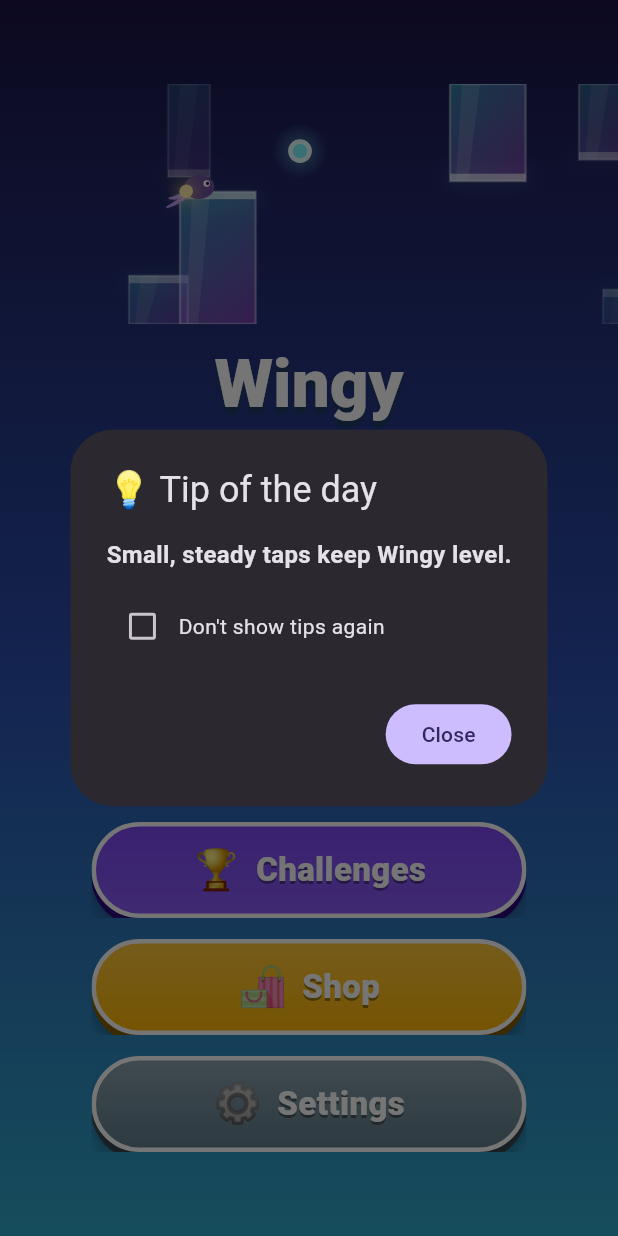
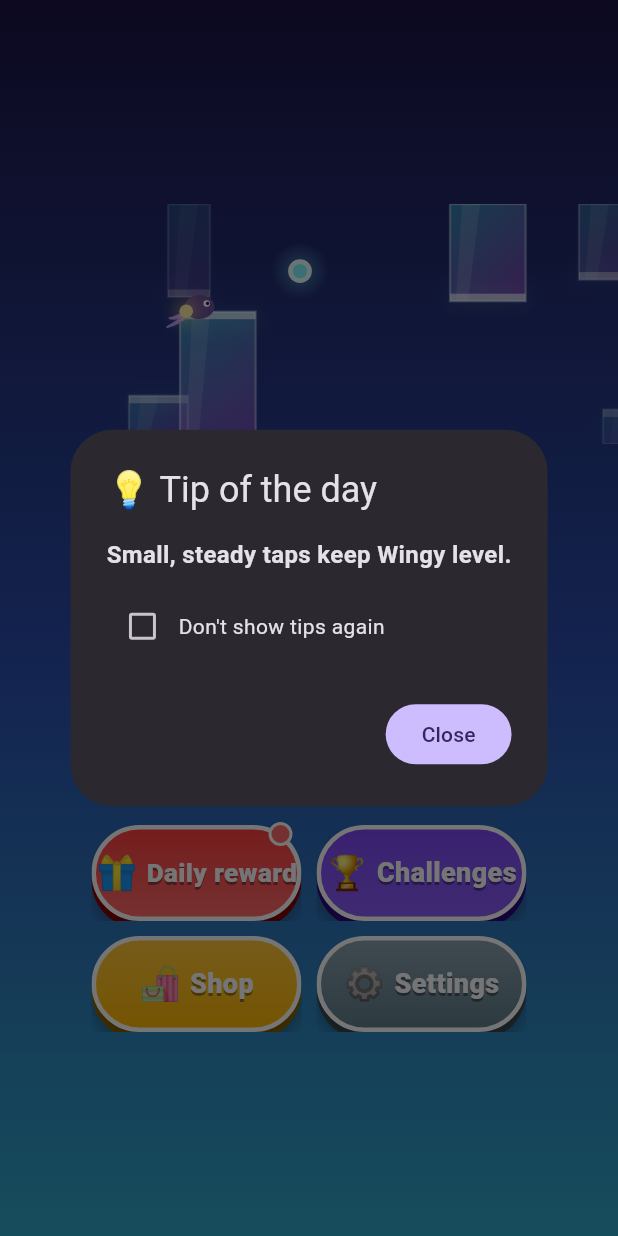
Before and after one commit to ya-spark/game-wingy, a Flutter app: the screen it shows after launch, on a phone screen of 412 x 824 dp. Run offline on Flutter 3.47's test engine with Material 3 defaults, Android fonts, the phone set to English and light mode, and no system bars; our stand-ins replace audioplayers, flutter_local_notifications, flutter_timezone, google_mobile_ads, in_app_purchase, share_plus and 3 more; missing offline and left inert: flame, games_services; statements that could not run were skipped.

Commit message:
Home fits without scrolling: 2 x 2 button grid, flexible hero, spec and tests
Co-Authored-By: Claude Sonnet 5.5 <noreply@anthropic.com>

```diff
--- a/lib/ui/home_hero.dart
+++ b/lib/ui/home_hero.dart
@@ -18,10 +18,14 @@ import 'test_ids.dart';
 /// One ticker drives one painter. It stops while the home route is covered or the app is in the
 /// background, and with Reduce motion on it shows one still frame.
 class HomeHero extends StatefulWidget {
-  const HomeHero({super.key});
+  const HomeHero({super.key, this.height = maxHeight});
 
-  /// Height of the band in dp.
-  static const double height = 160;
+  /// Height of the band when there is room, and the least it shrinks to, in dp.
+  static const double maxHeight = 160;
+  static const double minHeight = 96;
+
+  /// Height of the band in dp (the scene is scaled to fit).
+  final double height;
 
   @override
   State<HomeHero> createState() => HomeHeroState();
@@ -110,7 +114,7 @@ class HomeHeroState extends State<HomeHero>
   @override
   Widget build(BuildContext context) => SizedBox(
     key: TestIds.homeHero,
-    height: HomeHero.height,
+    height: widget.height,
     width: double.infinity,
     child: ExcludeSemantics(
       child: IgnorePointer(
--- a/lib/ui/home_screen.dart
+++ b/lib/ui/home_screen.dart
@@ -77,16 +77,21 @@ class _HomeScreenState extends State<HomeScreen> with WidgetsBindingObserver {
                 return Column(
                   children: [
                     Expanded(
-                      child: Center(
+                      child: LayoutBuilder(
+                        builder: (context, box) {
+                          final (heroH, gap) = homeLayout(box.maxHeight);
+                          return Center(
                             child: SingleChildScrollView(
                               child: Column(
                                 mainAxisSize: MainAxisSize.min,
-                            spacing: 14,
+                                spacing: gap,
                                 children: [
-                              const HomeHero(),
+                                  HomeHero(height: heroH),
                                   Text(
                                     s.config.displayName,
-                                style: Theme.of(context).textTheme.displayMedium
+                                    style: Theme.of(context)
+                                        .textTheme
+                                        .displayMedium
                                         ?.copyWith(
                                           fontWeight: FontWeight.w900,
                                           color: Colors.white,
@@ -117,7 +122,8 @@ class _HomeScreenState extends State<HomeScreen> with WidgetsBindingObserver {
                                         key: TestIds.homeBestScore,
                                         child: StatChip(
                                           icon: Icons.emoji_events,
-                                      label: 'Best ${profile.data.bestScore}',
+                                          label:
+                                              'Best ${profile.data.bestScore}',
                                         ),
                                       ),
                                       if (s.config.retention.streaks)
@@ -140,28 +146,35 @@ class _HomeScreenState extends State<HomeScreen> with WidgetsBindingObserver {
                                     emoji: '\u{1F680}',
                                     onPressed: () => _open(AppRoutes.play),
                                   ),
+                                  HomeGrid(
+                                    children: [
                                       if (s.config.retention.dailyReward)
                                         MenuButton(
+                                          compact: true,
                                           key: TestIds.homeDailyReward,
                                           label: 'Daily reward',
                                           icon: Icons.card_giftcard,
                                           emoji: '\u{1F381}',
                                           color: KidColors.coral,
                                           badge: profile.dailyRewardAvailable,
-                                  onPressed: () => _open(AppRoutes.dailyReward),
+                                          onPressed: () =>
+                                              _open(AppRoutes.dailyReward),
                                         ),
                                       if (s.config.retention.dailyChallenges ||
                                           s.config.retention.achievements)
                                         MenuButton(
+                                          compact: true,
                                           key: TestIds.homeChallenges,
                                           label: 'Challenges',
                                           icon: Icons.flag,
                                           emoji: '\u{1F3C6}',
                                           color: KidColors.grape,
                                           badge: claimable,
-                                  onPressed: () => _open(AppRoutes.challenges),
+                                          onPressed: () =>
+                                              _open(AppRoutes.challenges),
                                         ),
                                       MenuButton(
+                                        compact: true,
                                         key: TestIds.homeShop,
                                         label: 'Shop',
                                         icon: Icons.shopping_cart,
@@ -170,16 +183,22 @@ class _HomeScreenState extends State<HomeScreen> with WidgetsBindingObserver {
                                         onPressed: () => _open(AppRoutes.shop),
                                       ),
                                       MenuButton(
+                                        compact: true,
                                         key: TestIds.homeSettings,
                                         label: 'Settings',
                                         icon: Icons.settings,
                                         emoji: '\u2699\u{FE0F}',
                                         color: Colors.blueGrey,
-                                onPressed: () => _open(AppRoutes.settings),
+                                        onPressed: () =>
+                                            _open(AppRoutes.settings),
+                                      ),
+                                    ],
                                   ),
                                 ],
                               ),
                             ),
+                          );
+                        },
                       ),
                     ),
                     KeyedSubtree(
--- a/lib/ui/widgets.dart
+++ b/lib/ui/widgets.dart
@@ -1,4 +1,6 @@
 import 'package:flutter/material.dart';
+
+import 'home_hero.dart';
 
 /// Bright, kid-friendly palette used by the home and challenge screens.
 abstract final class KidColors {
@@ -183,6 +185,7 @@ class MenuButton extends StatefulWidget {
     required this.onPressed,
     this.badge = false,
     this.primary = false,
+    this.compact = false,
     this.color,
     this.emoji,
   });
@@ -191,6 +194,10 @@ class MenuButton extends StatefulWidget {
   final VoidCallback onPressed;
   final bool badge;
   final bool primary;
+
+  /// Half-width variant for the Home 2 x 2 grid: fills the width it is given (64 dp tall),
+  /// with a smaller icon and label.
+  final bool compact;
   final Color? color;
   final String? emoji;
 
@@ -242,10 +249,17 @@ class _MenuButtonState extends State<MenuButton> {
                 mainAxisSize: MainAxisSize.min,
                 children: [
                   if (widget.emoji != null)
-                    Text(widget.emoji!, style: const TextStyle(fontSize: 26))
+                    Text(
+                      widget.emoji!,
+                      style: TextStyle(fontSize: widget.compact ? 22 : 26),
+                    )
                   else
-                    Icon(widget.icon, color: Colors.white, size: 30),
-                  const SizedBox(width: 10),
+                    Icon(
+                      widget.icon,
+                      color: Colors.white,
+                      size: widget.compact ? 24 : 30,
+                    ),
+                  SizedBox(width: widget.compact ? 6 : 10),
                   Flexible(
                     child: FittedBox(
                       fit: BoxFit.scaleDown,
@@ -253,7 +267,9 @@ class _MenuButtonState extends State<MenuButton> {
                         widget.label,
                         style: TextStyle(
                           color: Colors.white,
-                          fontSize: widget.primary ? 30 : 22,
+                          fontSize: widget.primary
+                              ? 30
+                              : (widget.compact ? 18 : 22),
                           fontWeight: FontWeight.w900,
                           shadows: const [
                             Shadow(color: Colors.black38, offset: Offset(0, 2)),
@@ -270,7 +286,7 @@ class _MenuButtonState extends State<MenuButton> {
       ),
     );
     return SizedBox(
-      width: 290,
+      width: widget.compact ? null : 290,
       height: height,
       child: _BadgeDot(
         show: widget.badge,
@@ -319,6 +335,46 @@ class _BadgeDot extends StatelessWidget {
         ),
     ],
   );
+}
+
+/// Home column height without the hero band and without the gaps: title (~58), stat chips (48),
+/// 8 dp spacer, Play (76) and the 2 x 2 grid (2 x 64 + 10).
+const double _homeFixedHeight = 58 + 48 + 8 + 76 + 138;
+
+/// Hero band height and spacing between Home groups for [available] dp of height: 160 and 14 when
+/// there is room, else spacing 10 and the hero shrinks down to 96.
+(double, double) homeLayout(double available) {
+  if (available >= _homeFixedHeight + 5 * 14 + HomeHero.maxHeight) {
+    return (HomeHero.maxHeight, 14);
+  }
+  final hero = (available - _homeFixedHeight - 5 * 10).clamp(
+    HomeHero.minHeight,
+    HomeHero.maxHeight,
+  );
+  return (hero, 10);
+}
+
+/// The Home secondary buttons in rows of two, 10 dp apart, as wide as the Play button (290 dp).
+/// A lone last button spans the row, so hidden buttons leave no gap.
+class HomeGrid extends StatelessWidget {
+  const HomeGrid({super.key, required this.children});
+  final List<Widget> children;
+
+  @override
+  Widget build(BuildContext context) {
+    final rows = <Widget>[];
+    for (var i = 0; i < children.length; i += 2) {
+      rows.add(
+        Row(
+          spacing: 10,
+          children: [
+            for (final c in children.skip(i).take(2)) Expanded(child: c),
+          ],
+        ),
+      );
+    }
+    return SizedBox(width: 290, child: Column(spacing: 10, children: rows));
+  }
 }
 
 /// White rounded card that groups a row on the colorful menu screens.
```
Also changed, not shown: 2 other files. Lines whose indentation alone changed are shown as unchanged.
